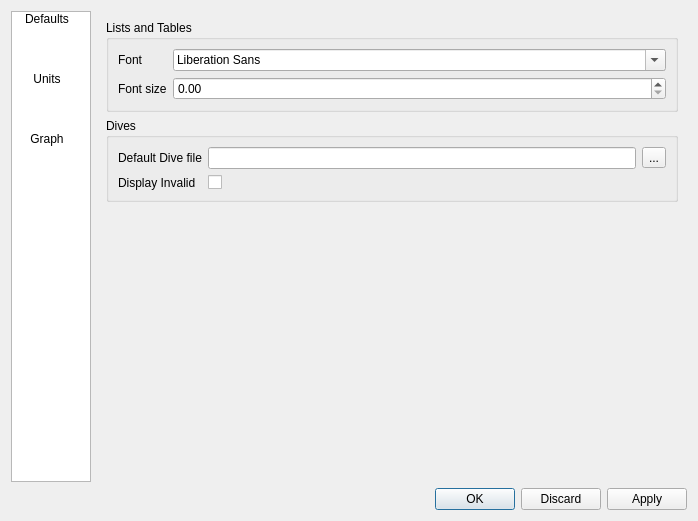
Qt form qt-ui/preferences.ui (subsurface/subsurface) before a commit.
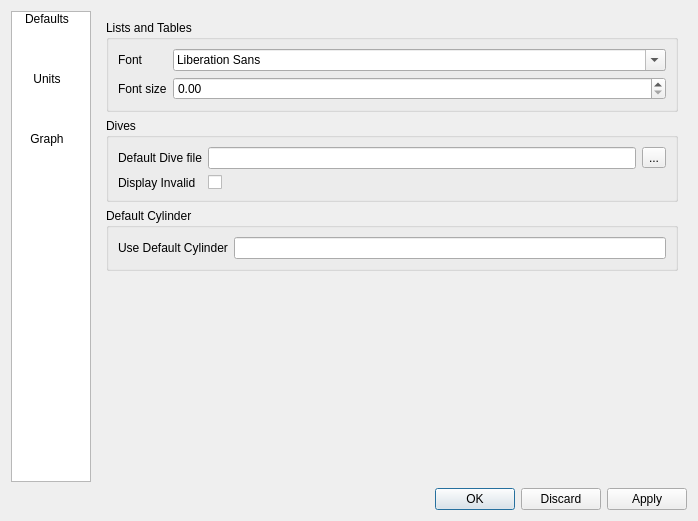
The same form after that commit. The open tabs and pages were chosen to show the change. Icons and pictures are not drawn.

Commit message:
Create a text entry for default cylinder in preferences
We don't do anything with this just yet.
And frankly, a drop down of the cylinders that we know of would be even
better. But hey, it's a start.

The edit to the form file:
```diff
--- a/qt-ui/preferences.ui
+++ b/qt-ui/preferences.ui
@@ -163,7 +163,7 @@
              </widget>
             </item>
             <item row="0" column="1">
-             <layout class="QHBoxLayout" name="horizontalLayout_3">
+             <layout class="QHBoxLayout" name="horizontalLayout_3b">
               <item>
                <widget class="QLineEdit" name="defaultfilename"/>
               </item>
@@ -193,6 +193,29 @@
            </layout>
           </widget>
          </item>
+         <item>
+          <widget class="QGroupBox" name="groupBox_6">
+           <property name="title">
+            <string>Default Cylinder</string>
+           </property>
+           <layout class="QFormLayout" name="formLayout_6">
+            <item row="0" column="0">
+             <widget class="QLabel" name="label_11">
+              <property name="text">
+               <string>Use Default Cylinder</string>
+              </property>
+             </widget>
+            </item>
+            <item row="0" column="1">
+            <layout class="QHBoxLayout" name="horizontalLayout_3">
+             <item>
+              <widget class="QLineEdit" name="defaultcylinder"/>
+             </item>
+            </layout>
+            </item>
+           </layout>
+          </widget>
+         </item>
          <item>
           <spacer name="verticalSpacer_2">
            <property name="orientation">
```
Left out of the diff: 8 changed lines with no effect on the pictures. The commit also changes 3 other files.
